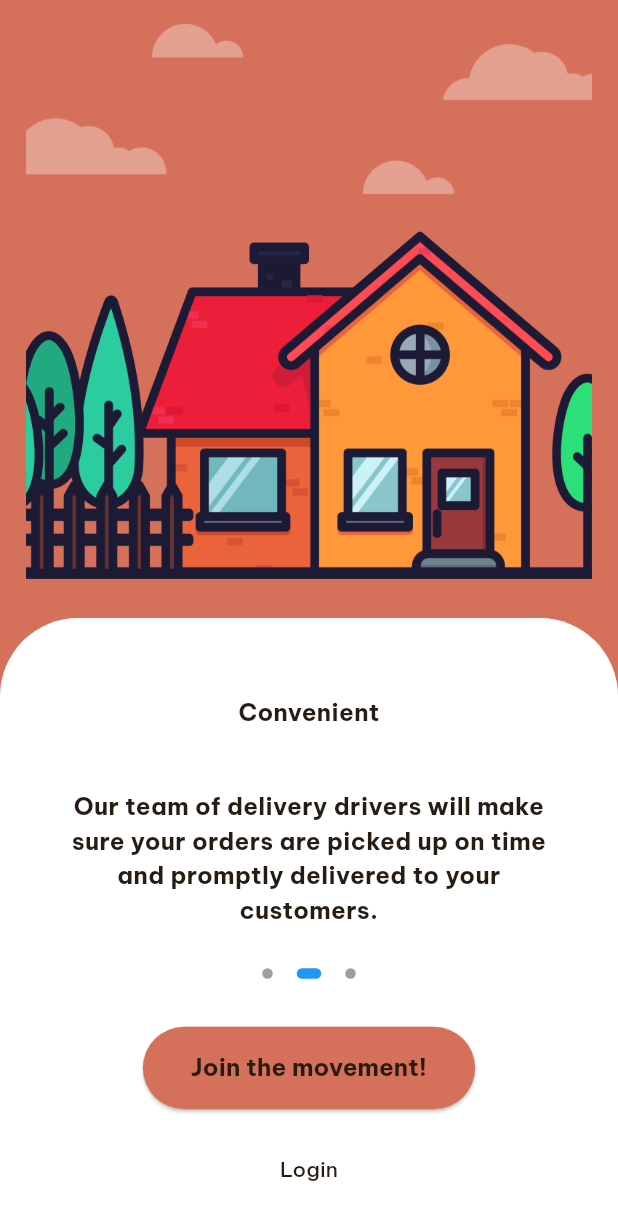
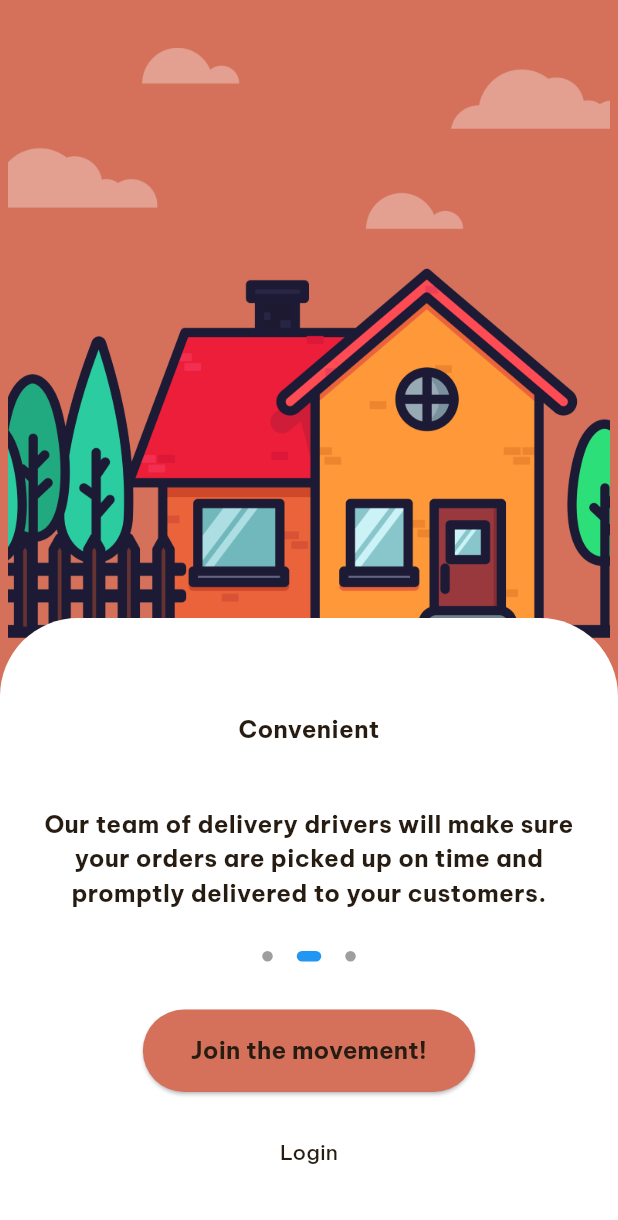
Before and after one commit to nitin1359/api_test, a Flutter app: the screen it shows after launch, on a phone screen of 412 x 824 dp. Shown: the top 1220 px of the screen. Run offline on Flutter 3.47's test engine with Material 3 defaults, Android fonts, the phone set to English and light mode, and no system bars; our stand-ins replace get, google_fonts.

Commit message:
minute changes

```diff
--- a/lib/main.dart
+++ b/lib/main.dart
@@ -14,6 +14,7 @@ class MyApp extends StatelessWidget {
   @override
   Widget build(BuildContext context) {
     return GetMaterialApp(
+      debugShowCheckedModeBanner: false,
       title: 'Api Test',
       theme: ThemeData(
         primarySwatch: Colors.blue,
--- a/lib/screens/onboarding_screen.dart
+++ b/lib/screens/onboarding_screen.dart
@@ -25,18 +25,19 @@ class OnboardingScreen extends StatelessWidget {
                 final page = controller.pages[controller.currentPage.value];
                 return Container(
                   color: page.bgColor,
-                  child: Padding(
-                    padding: const EdgeInsets.all(16.0),
-                    child: SizedBox(
+                  child: Column(
+                    children: [
+                      const SizedBox(height: 32),
+                      SizedBox(
                         height: MediaQuery.of(context).size.height * 0.5 - 19,
                         child: Align(
                           alignment: Alignment.topCenter,
                           child: Image.asset(
                             page.imageAsset,
-                          height: 370,
                           ),
                         ),
                       ),
+                    ],
                   ),
                 );
               },
@@ -60,7 +61,7 @@ class OnboardingScreen extends StatelessWidget {
                   final page = controller.pages[controller.currentPage.value];
 
                   return Padding(
-                    padding: const EdgeInsets.symmetric(horizontal: 40.0),
+                    padding: const EdgeInsets.symmetric(horizontal: 16.0),
                     child: Column(
                       mainAxisAlignment: MainAxisAlignment.center,
                       children: [
```
Lines whose indentation alone changed are shown as unchanged.
